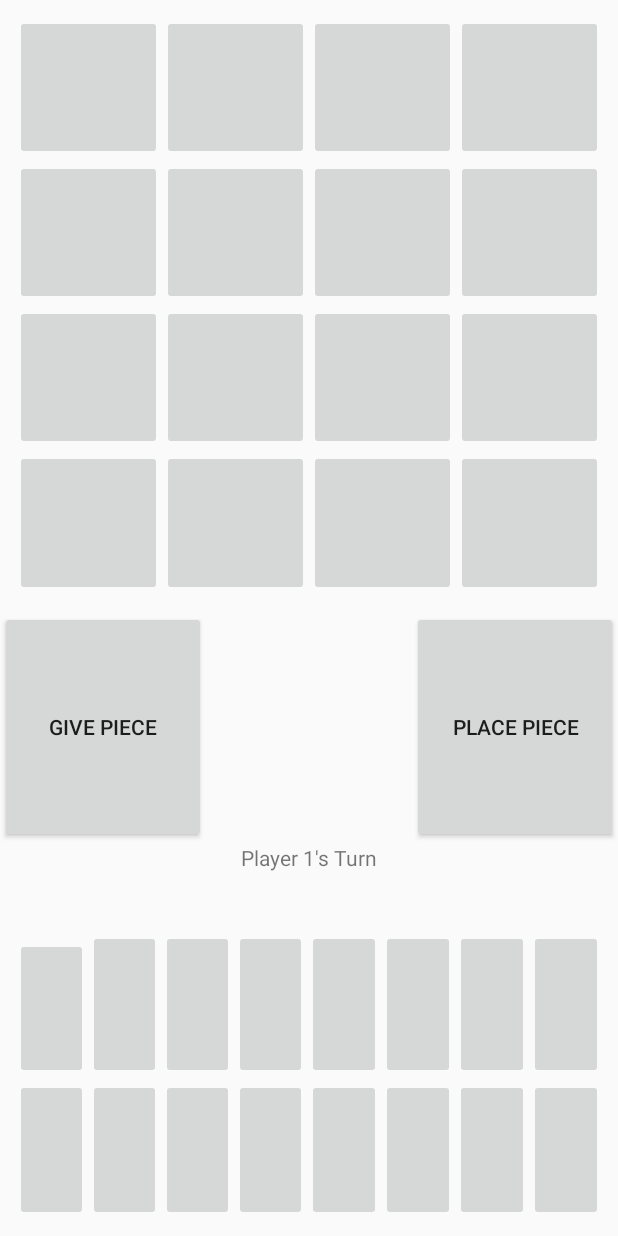
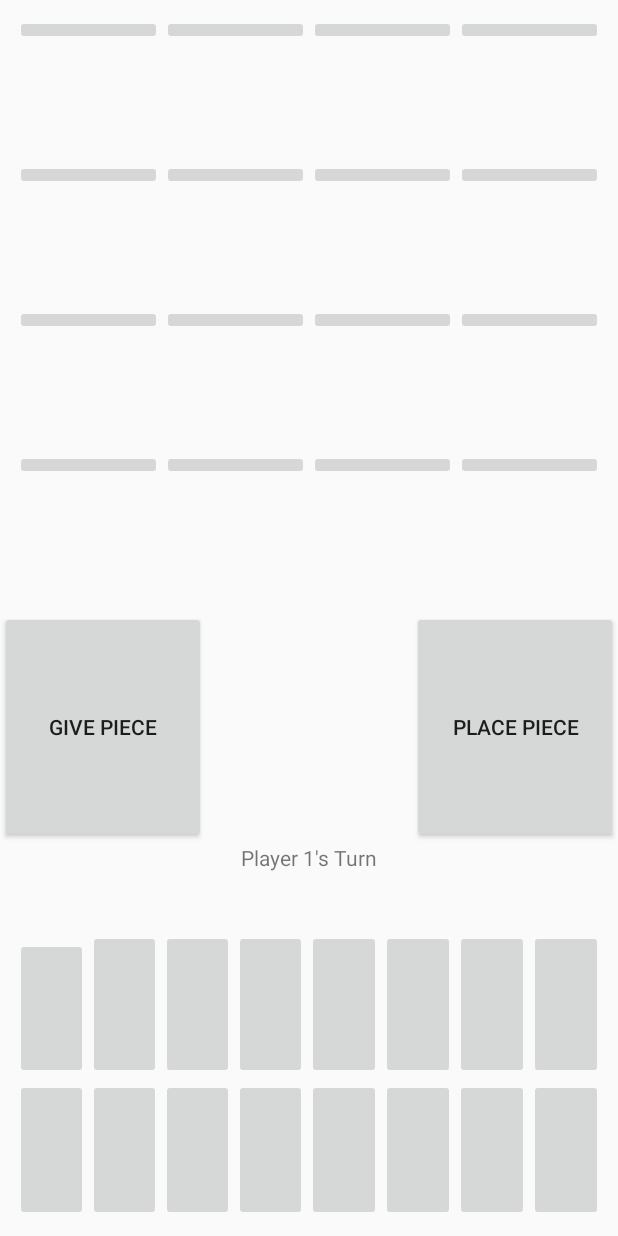
Before and after one commit to jeco42/Quarto, an Android app: the layout activity_game.xml on its own in the app's theme, with its tools: preview values and no code run, on a phone screen of 412 x 824 dp. Run offline under Robolectric (Android 15) with nearby library versions, the phone set to English and light mode, and no system bars.

Commit message:
Trying new layout for game screen buttons

```diff
--- a/app/src/main/res/layout/activity_game.xml
+++ b/app/src/main/res/layout/activity_game.xml
@@ -22,26 +22,26 @@
             android:layout_weight="1">
 
             <ImageButton
-                android:layout_width="0dp"
-                android:layout_height="match_parent"
+                android:layout_width="wrap_content"
+                android:layout_height="wrap_content"
                 android:id="@+id/imageButton"
                 android:layout_weight="1"/>
 
             <ImageButton
-                android:layout_width="0dp"
-                android:layout_height="match_parent"
+                android:layout_width="wrap_content"
+                android:layout_height="wrap_content"
                 android:id="@+id/imageButton2"
                 android:layout_weight="1"/>
 
             <ImageButton
-                android:layout_width="0dp"
-                android:layout_height="match_parent"
+                android:layout_width="wrap_content"
+                android:layout_height="wrap_content"
                 android:id="@+id/imageButton3"
                 android:layout_weight="1"/>
 
             <ImageButton
-                android:layout_width="0dp"
-                android:layout_height="match_parent"
+                android:layout_width="wrap_content"
+                android:layout_height="wrap_content"
                 android:id="@+id/imageButton4"
                 android:layout_weight="1"/>
         </TableRow>
@@ -53,26 +53,26 @@
             android:layout_weight="1">
 
             <ImageButton
-                android:layout_width="0dp"
-                android:layout_height="match_parent"
+                android:layout_width="wrap_content"
+                android:layout_height="wrap_content"
                 android:id="@+id/imageButton5"
                 android:layout_weight="1"/>
 
             <ImageButton
-                android:layout_width="0dp"
-                android:layout_height="match_parent"
+                android:layout_width="wrap_content"
+                android:layout_height="wrap_content"
                 android:id="@+id/imageButton6"
                 android:layout_weight="1"/>
 
             <ImageButton
-                android:layout_width="0dp"
-                android:layout_height="match_parent"
+                android:layout_width="wrap_content"
+                android:layout_height="wrap_content"
                 android:id="@+id/imageButton7"
                 android:layout_weight="1"/>
 
             <ImageButton
-                android:layout_width="0dp"
-                android:layout_height="match_parent"
+                android:layout_width="wrap_content"
+                android:layout_height="wrap_content"
                 android:id="@+id/imageButton8"
                 android:layout_weight="1"/>
         </TableRow>
@@ -84,26 +84,26 @@
             android:layout_weight="1">
 
             <ImageButton
-                android:layout_width="0dp"
-                android:layout_height="match_parent"
+                android:layout_width="wrap_content"
+                android:layout_height="wrap_content"
                 android:id="@+id/imageButton9"
                 android:layout_weight="1"/>
 
             <ImageButton
-                android:layout_width="0dp"
-                android:layout_height="match_parent"
+                android:layout_width="wrap_content"
+                android:layout_height="wrap_content"
                 android:id="@+id/imageButton10"
                 android:layout_weight="1"/>
 
             <ImageButton
-                android:layout_width="0dp"
-                android:layout_height="match_parent"
+                android:layout_width="wrap_content"
+                android:layout_height="wrap_content"
                 android:id="@+id/imageButton11"
                 android:layout_weight="1"/>
 
             <ImageButton
-                android:layout_width="0dp"
-                android:layout_height="match_parent"
+                android:layout_width="wrap_content"
+                android:layout_height="wrap_content"
                 android:id="@+id/imageButton12"
                 android:layout_weight="1"/>
         </TableRow>
@@ -115,26 +115,26 @@
             android:layout_weight="1">
 
             <ImageButton
-                android:layout_width="0dp"
-                android:layout_height="match_parent"
+                android:layout_width="wrap_content"
+                android:layout_height="wrap_content"
                 android:id="@+id/imageButton13"
                 android:layout_weight="1"/>
 
             <ImageButton
-                android:layout_width="0dp"
-                android:layout_height="match_parent"
+                android:layout_width="wrap_content"
+                android:layout_height="wrap_content"
                 android:id="@+id/imageButton14"
                 android:layout_weight="1"/>
 
             <ImageButton
-                android:layout_width="0dp"
-                android:layout_height="match_parent"
+                android:layout_width="wrap_content"
+                android:layout_height="wrap_content"
                 android:id="@+id/imageButton15"
                 android:layout_weight="1"/>
 
             <ImageButton
-                android:layout_width="0dp"
-                android:layout_height="match_parent"
+                android:layout_width="wrap_content"
+                android:layout_height="wrap_content"
                 android:id="@+id/imageButton16"
                 android:layout_weight="1"/>
         </TableRow>
```
